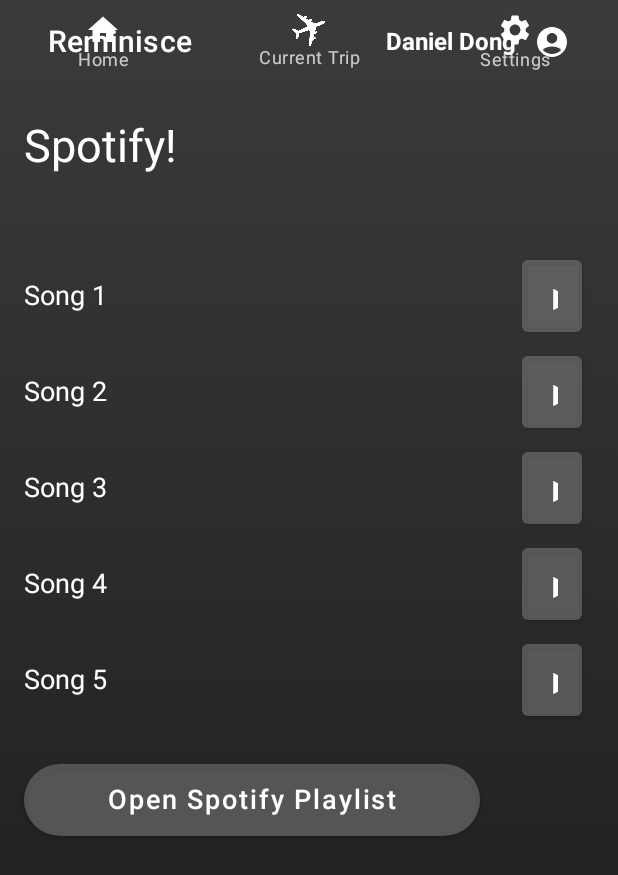
After one commit to ddong19/northstar, an Android app built with Jetpack Compose: the SpotifyView screen opened through its navigation route, on a phone screen of 412 x 824 dp. The commit adds this screen. Shown: the top 875 px of the screen. Run offline under Robolectric (Android 15) with nearby library versions, the phone set to English and light mode, and no system bars; our stand-ins replace accompanist; network calls fail.

Commit message:
Spotify.kt

```diff
--- a/app/src/main/java/edu/umich/aehill/reminiscetest/CompletedTripView.kt
+++ b/app/src/main/java/edu/umich/aehill/reminiscetest/CompletedTripView.kt
@@ -39,7 +39,7 @@
 @SuppressLint("UnrememberedMutableState")
 @OptIn(ExperimentalFoundationApi::class)
 @Composable
-fun CompletedTripContent(context: Context) {
+fun CompletedTripContent(context: Context, navController: NavHostController) {
 
     var isLaunching by rememberSaveable { mutableStateOf(true) }
 
@@ -51,7 +51,7 @@
     }
 
     // UI for trip name and thumbnail
-    Row(horizontalArrangement = Arrangement.SpaceBetween, modifier=Modifier.fillMaxWidth(1f)) {
+    Row(horizontalArrangement = Arrangement.SpaceBetween, modifier = Modifier.fillMaxWidth(1f)) {
         FloatingActionButton(
             backgroundColor = Color(0xFF808080),
             contentColor = Color(0xFF000000),
@@ -76,7 +76,6 @@
     }
 
 
-
     var showSlideshow by remember { mutableStateOf(false) }
 
     val images = listOf(
@@ -88,14 +87,17 @@
 
     Column(
         modifier = Modifier.fillMaxSize(),
-        verticalArrangement = Arrangement.SpaceAround
+        verticalArrangement = Arrangement.Bottom
     ) {
 
 
+
+        Box(modifier = Modifier.fillMaxHeight()) {
             Row(
                 modifier = Modifier
                     .fillMaxWidth()
-                .padding(bottom = 64.dp),
+                    .padding(bottom = 64.dp)
+                    .align(Alignment.BottomCenter),
                 horizontalArrangement = Arrangement.SpaceEvenly
             ) {
                 Column(horizontalAlignment = Alignment.CenterHorizontally) {
@@ -107,6 +109,9 @@
                     )
                     Text("Weather", color = Color.White)
                 }
+                IconButton(onClick = {
+                    navController.navigate("SpotifyView")
+                }) {
                     Column(horizontalAlignment = Alignment.CenterHorizontally) {
                         Image(
                             painter = painterResource(id = R.drawable.spotify),
@@ -116,6 +121,8 @@
                         )
                         Text("Spotify", color = Color.White)
                     }
+                }
+
                 Column(horizontalAlignment = Alignment.CenterHorizontally) {
                     IconButton(onClick = {
                         val intent = Intent(context, MapsActivity::class.java)
@@ -146,9 +153,9 @@
             }
 
 
-        Row(){
-            if(showSlideshow) {
-                if(currentTrip.imageURIs?.size!! > 0){  // i have no idea what this line means
+            Row() {
+                if (showSlideshow) {
+                    if (currentTrip.imageURIs?.size!! > 0) {  // i have no idea what this line means
                         Card(
                             modifier = Modifier.padding(10.dp, 150.dp, 8.dp, 10.dp),
                             shape = RoundedCornerShape(16.dp),
@@ -168,8 +175,7 @@
                                 }
                             )
                         }
-                }
-                else {
+                    } else {
                         Card(
                             modifier = Modifier.padding(10.dp, 150.dp, 8.dp, 10.dp),
                             shape = RoundedCornerShape(16.dp),
@@ -210,9 +216,15 @@
                                 items(imageUris.size) { index ->
                                     val bitmap = bitmaps.getOrNull(index) ?: run {
                                         val newBitmap = if (Build.VERSION.SDK_INT < 28) {
-                                        MediaStore.Images.Media.getBitmap(context.contentResolver, imageUris.get(index).URI.toUri())
+                                            MediaStore.Images.Media.getBitmap(
+                                                context.contentResolver,
+                                                imageUris.get(index).URI.toUri()
+                                            )
                                         } else {
-                                        val source = ImageDecoder.createSource(context.contentResolver, imageUris[index].URI.toUri())
+                                            val source = ImageDecoder.createSource(
+                                                context.contentResolver,
+                                                imageUris[index].URI.toUri()
+                                            )
                                             ImageDecoder.decodeBitmap(source)
                                         }
                                         bitmaps.add(newBitmap)
@@ -235,6 +247,7 @@
             }
         }
     }
+}
 
 
 
@@ -242,5 +255,5 @@
 @OptIn(ExperimentalMaterialApi::class)
 @Composable
 fun CompletedTripView(context: Context, navController: NavHostController, customModifier: Modifier, tripId: String?) {
-    ScaffoldBack(context = context, navController = navController, customModifier = customModifier, content = { CompletedTripContent(context) })
+    ScaffoldBack(context = context, navController = navController, customModifier = customModifier, content = { CompletedTripContent(context, navController) })
 }
--- a/app/src/main/java/edu/umich/aehill/reminiscetest/MainActivity.kt
+++ b/app/src/main/java/edu/umich/aehill/reminiscetest/MainActivity.kt
@@ -102,6 +102,9 @@
                 composable("TripStatisticsView"){
                     TripStatisticsView(this@MainActivity, navController, reusableModifier, "3")
                 }
+                composable("SpotifyVIew"){
+                    SpotifyView(this@MainActivity, navController, reusableModifier)
+                }
             }
         }
     }
--- /dev/null
+++ b/app/src/main/java/edu/umich/aehill/reminiscetest/SpotifyView.kt
@@ -0,0 +1,227 @@
+package edu.umich.aehill.reminiscetest
+
+import android.annotation.SuppressLint
+import android.content.Context
+import android.content.Intent
+import android.net.Uri
+import android.util.Log
+import androidx.activity.compose.BackHandler
+import androidx.compose.foundation.background
+import androidx.compose.foundation.layout.*
+import androidx.compose.material.*
+import androidx.compose.material.icons.Icons
+import androidx.compose.material.icons.filled.AccountCircle
+import androidx.compose.material.icons.filled.Home
+import androidx.compose.material.icons.filled.Settings
+import androidx.compose.runtime.*
+import androidx.compose.ui.Modifier
+import androidx.compose.ui.graphics.Color
+import androidx.compose.ui.unit.dp
+import androidx.compose.ui.unit.sp
+import androidx.navigation.NavHostController
+import androidx.compose.ui.Alignment
+import androidx.compose.ui.graphics.Brush
+import androidx.compose.ui.graphics.ColorFilter
+import androidx.compose.ui.res.painterResource
+import androidx.compose.ui.text.font.FontWeight
+import androidx.compose.ui.text.style.TextAlign
+import edu.umich.aehill.reminiscetest.TripStore.currentTrip
+
+
+
+@SuppressLint("UnusedMaterialScaffoldPaddingParameter")
+@Composable
+fun SpotifyView(context: Context, navController: NavHostController, customModifier: Modifier) {
+    BackHandler {
+        navController.popBackStack()
+    }
+
+    Surface(
+        modifier = Modifier.fillMaxSize(),
+        color = Color.Black
+    ) {
+        val backgroundBrush = Brush.verticalGradient(
+            colors = listOf(Color(0xFF3B3B3B), Color(0xFF181818)),
+            startY = 0f,
+            endY = Float.POSITIVE_INFINITY
+        )
+
+        Column(
+            modifier = Modifier
+                .fillMaxSize()
+                .background(brush = backgroundBrush)
+                .padding(horizontal = 16.dp)
+        ) {
+            TopAppBar(
+                backgroundColor = Color.Transparent,
+                elevation = 0.dp,
+                title = {
+                    Text(
+                        text = "Reminisce",
+                        fontSize = 20.sp,
+                        color = Color.White
+                    )
+                },
+                actions = {
+                    Text(
+                        text = "Daniel Dong", // Replace with the desired text
+                        fontSize = 16.sp,
+                        fontWeight = FontWeight.Bold, // Add this property to make the text bold
+                        color = Color.White
+                    )
+
+                    IconButton(
+                        onClick = {
+                            // Handle profile icon click
+                        }
+                    ) {
+                        Icon(
+                            imageVector = Icons.Default.AccountCircle,
+                            contentDescription = "Profile",
+                            tint = Color.White
+                        )
+                    }
+                }
+            )
+
+            Spacer(modifier = Modifier.height(24.dp))
+
+            Text(
+                text = "Spotify!",
+                fontSize = 30.sp,
+                color = Color.White,
+            )
+
+            Spacer(modifier = Modifier.height(50.dp))
+
+            val songs = listOf(
+                "Song 1",
+                "Song 2",
+                "Song 3",
+                "Song 4",
+                "Song 5"
+            )
+
+            songs.forEach { song ->
+                Row(
+                    modifier = Modifier
+                        .fillMaxWidth()
+                        .padding(vertical = 8.dp),
+                    verticalAlignment = Alignment.CenterVertically
+                ) {
+                    Text(
+                        text = song,
+                        color = Color.White,
+                        fontSize = 18.sp,
+                        modifier = Modifier.weight(1f)
+                    )
+
+                    Button(
+                        onClick = { /* Play song */ },
+                        colors = ButtonDefaults.buttonColors(backgroundColor = Color.Gray.copy(alpha = 0.5f)),
+                        modifier = Modifier
+                            .size(48.dp)
+                            .padding(end = 8.dp)
+                    ) {
+                        Text(
+                            text = "▶",
+                            fontSize = 24.sp,
+                            color = Color.White
+                        )
+                    }
+                }
+            }
+
+            Spacer(modifier = Modifier.height(24.dp))
+            Button(
+                onClick = {
+                    try {
+                        val uri = Uri.parse("https://open.spotify.com/album/4eLPsYPBmXABThSJ821sqY")
+                        val intent = Intent(Intent.ACTION_VIEW, uri)
+                        context.startActivity(intent)
+                    } catch (e: Exception) {
+                    }
+                },
+                shape = androidx.compose.foundation.shape.RoundedCornerShape(24.dp),
+                colors = ButtonDefaults.buttonColors(backgroundColor = Color.Gray.copy(alpha = 0.5f)),
+                modifier = Modifier
+                    .fillMaxWidth(0.8f)
+                    .height(48.dp)
+            ) {
+                Text(
+                    text = "Open Spotify Playlist",
+                    fontSize = 18.sp,
+                    color = Color.White,
+                    textAlign = TextAlign.Center
+                )
+            }
+        }
+        BottomNavigation(
+            backgroundColor = Color.Transparent,
+            contentColor = Color.White,
+            elevation = 0.dp,
+        ) {
+            BottomNavigationItem(
+                icon = {
+                    Icon(
+                        imageVector = Icons.Filled.Home,
+                        contentDescription = "Home",
+                        tint = Color.White // Apply the white color tint
+                    )
+                },
+                label = { Text("Home") },
+                selected = false,
+                onClick = { navController.navigate("MainView") }
+            )
+            BottomNavigationItem(
+                icon = {
+                    val airplaneIcon = painterResource(id = R.drawable.airplane_icon)
+                    Icon(
+                        painter = airplaneIcon,
+                        contentDescription = "Current Trip",
+                        modifier = Modifier.size(22.dp), // Set the desired size for your icon
+                        tint = Color.White
+                    )
+                },
+                label = { Text("Current Trip") }, // Change the label to "Airplane"
+                selected = false,
+                onClick = {
+                    Log.d("ScaffoldBack/Navigate to CompletedTripView", "tripid is ${currentTrip.tripId}")
+                    navController.navigate("CompletedTripView/$currentTrip.tripId")
+
+                }
+            )
+            BottomNavigationItem(
+                icon = {
+                    Icon(
+                        imageVector = Icons.Filled.Settings,
+                        contentDescription = "Settings",
+                        tint = Color.White // Apply the white color tint
+                    )
+                },
+                label = { Text("Settings") },
+                selected = false,
+                onClick = { navController.navigate("settings") }
+            )
+        }
+    }
+}
+
+//// DAMN: https://open.spotify.com/album/4eLPsYPBmXABThSJ821sqY
+//IconButton(onClick = {
+//    try{
+//        val uri = Uri.parse("https://open.spotify.com/album/4eLPsYPBmXABThSJ821sqY")
+//        val intent = Intent(Intent.ACTION_VIEW, uri)
+//        context.startActivity(intent)
+//    }
+//    catch(e : ActivityNotFoundException){
+//    }
+//}) {
+//    Image(
+//        painter = painterResource(id = R.drawable.spotify),
+//        contentDescription = "Spotify",
+//        modifier = Modifier.size(48.dp),
+//        contentScale = ContentScale.Fit
+//    )
+//}
+//Text("Spotify", color = Color.White)
```
Lines whose indentation alone changed are shown as unchanged.
